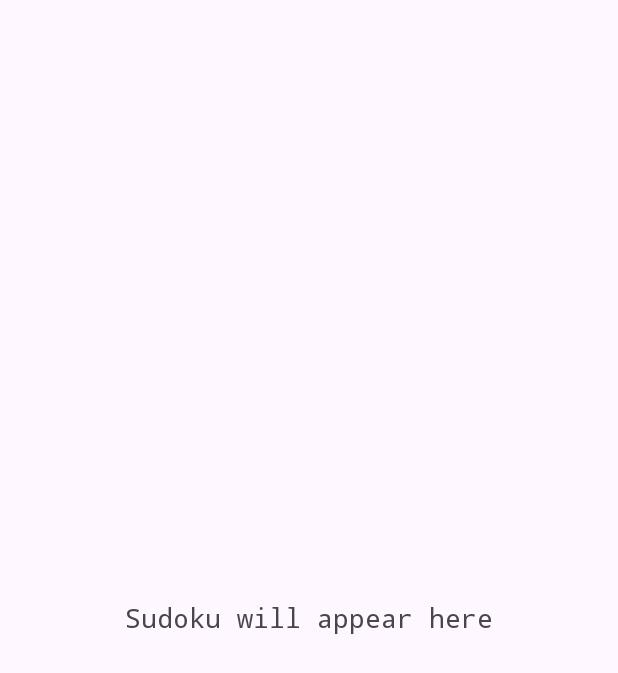
After one commit to hjy15802/Sudoku-Android, an Android app: the layout activity_puzzle.xml on its own in the app's theme, with its tools: preview values and no code run, on a phone screen of 412 x 824 dp. The commit adds this screen. Shown: the top 673 px of the screen. Run offline under Robolectric (Android 15) with nearby library versions, the phone set to English and light mode, and no system bars.

Commit message:
테스트용 PuzzleActivity.java , activity_puzzle.xml

```diff
--- a/app/src/main/AndroidManifest.xml
+++ b/app/src/main/AndroidManifest.xml
@@ -13,11 +13,10 @@
         android:theme="@style/Theme.Sudokulogic"
         tools:targetApi="31">
         <activity
-            android:name=".MainActivity"
+            android:name=".PuzzleActivity"
             android:exported="true">
             <intent-filter>
                 <action android:name="android.intent.action.MAIN" />
-
                 <category android:name="android.intent.category.LAUNCHER" />
             </intent-filter>
         </activity>
--- a/app/src/main/res/layout/activity_main.xml
+++ b/app/src/main/res/layout/activity_main.xml
@@ -5,7 +5,7 @@
     android:id="@+id/main"
     android:layout_width="match_parent"
     android:layout_height="match_parent"
-    tools:context=".MainActivity">
+    tools:context=".PuzzleActivity">
 
     <TextView
         android:layout_width="wrap_content"
--- /dev/null
+++ b/app/src/main/res/layout/activity_puzzle.xml
@@ -0,0 +1,21 @@
+<?xml version="1.0" encoding="utf-8"?>
+<androidx.constraintlayout.widget.ConstraintLayout
+    xmlns:android="http://schemas.android.com/apk/res/android"
+    xmlns:app="http://schemas.android.com/apk/res-auto"
+    android:layout_width="match_parent"
+    android:layout_height="match_parent">
+
+    <TextView
+        android:id="@+id/sudokuTextView"
+        android:layout_width="0dp"
+        android:layout_height="0dp"
+        android:text="Sudoku will appear here"
+        android:textSize="18sp"
+        android:gravity="center"
+        android:padding="16dp"
+        android:typeface="monospace"
+        app:layout_constraintTop_toTopOf="parent"
+        app:layout_constraintBottom_toBottomOf="parent"
+        app:layout_constraintStart_toStartOf="parent"
+        app:layout_constraintEnd_toEndOf="parent"/>
+</androidx.constraintlayout.widget.ConstraintLayout>
```
Also changed, not shown: app/src/main/java/com/example/sudoku_logic/MainActivity.java (deleted, +0 -24 lines), app/src/main/java/com/example/sudoku_logic/PuzzleActivity.java (added, +35 -0 lines).
